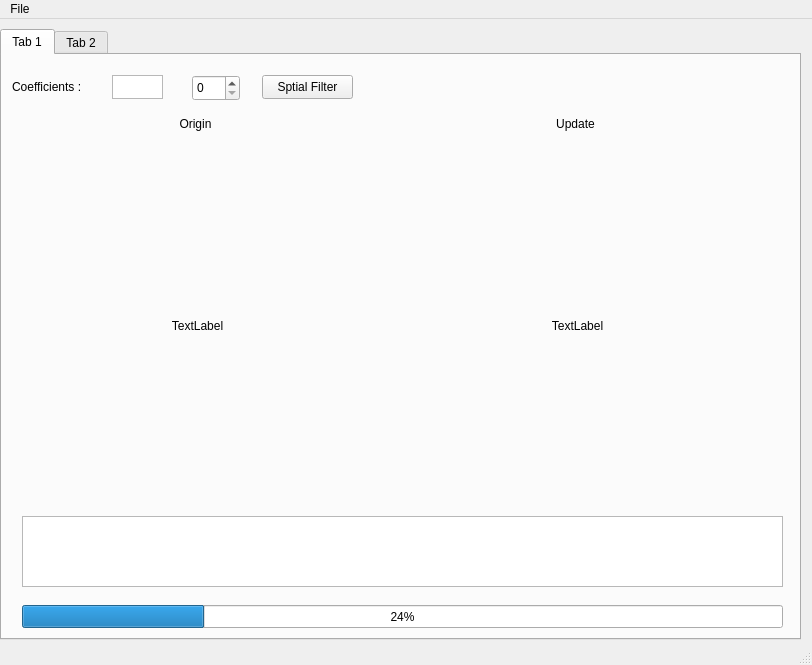
WesleyCh3n/Img-Processing, file HW03/myui.ui: the form before one commit.
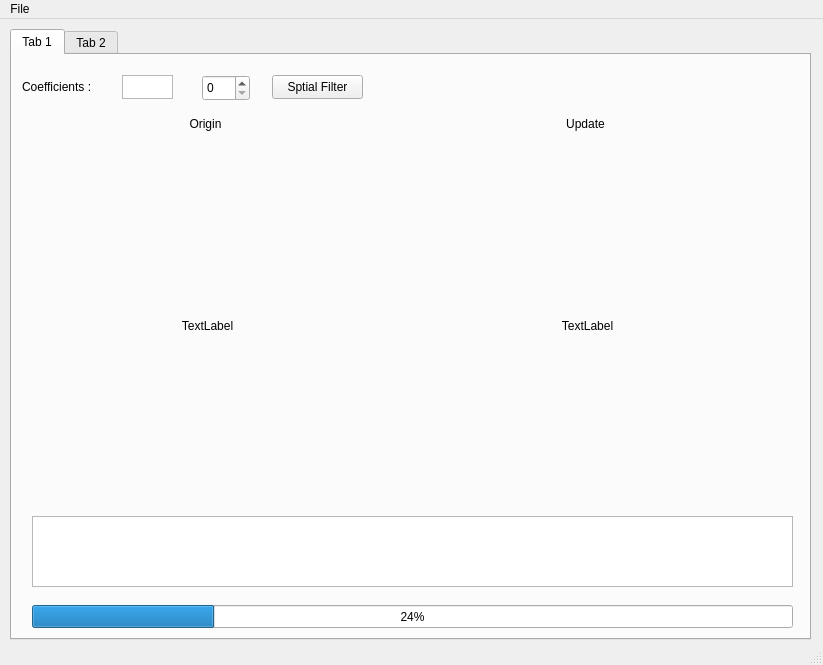
The form after the commit.

```diff
--- a/HW03/myui.ui
+++ b/HW03/myui.ui
@@ -6,7 +6,7 @@
    <rect>
     <x>0</x>
     <y>0</y>
-    <width>812</width>
+    <width>823</width>
     <height>665</height>
    </rect>
   </property>
@@ -17,7 +17,7 @@
    <widget class="QTabWidget" name="tabWidget">
     <property name="geometry">
      <rect>
-      <x>0</x>
+      <x>10</x>
       <y>10</y>
       <width>801</width>
       <height>611</height>
@@ -192,7 +192,7 @@
     <rect>
      <x>0</x>
      <y>0</y>
-     <width>812</width>
+     <width>823</width>
      <height>22</height>
     </rect>
    </property>
```
